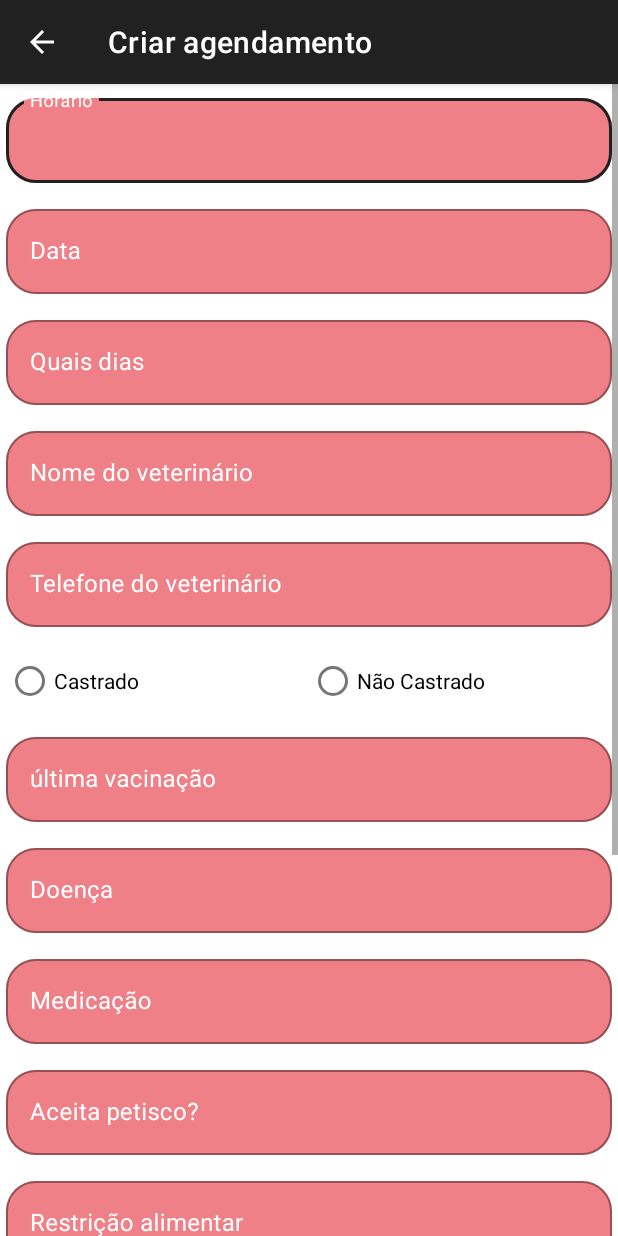
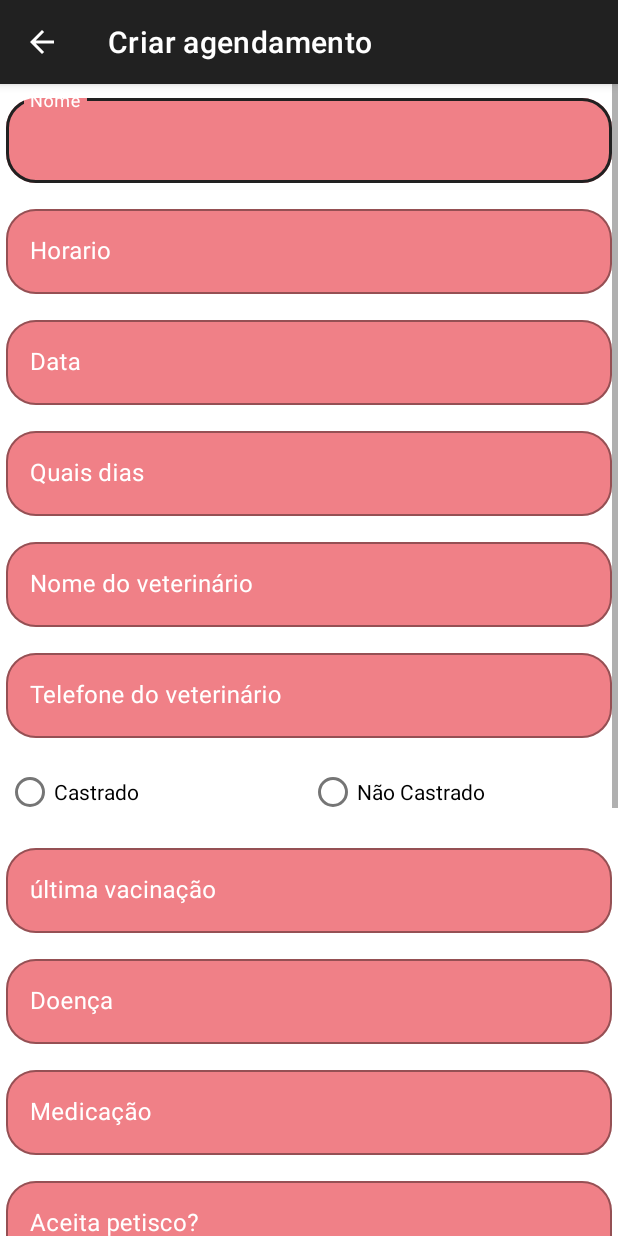
Before and after one commit to gustavodias24/NanaCatsitter, an Android app: the CriarAgendamentoActivity screen opened directly, with no data from a screen before it, on a phone screen of 412 x 824 dp. Run offline under Robolectric (Android 15) with nearby library versions, the phone set to English and light mode, and no system bars; our stand-ins replace Firebase (no records; nobody signed in at launch, a user with empty details on screens opened directly).

Commit message:
2 modificações

```diff
--- a/app/src/main/AndroidManifest.xml
+++ b/app/src/main/AndroidManifest.xml
@@ -15,10 +15,14 @@
         android:theme="@style/Theme.NanaCatsitter"
         tools:targetApi="31">
         <activity
-            android:name=".BannersActivity"
+            android:name=".AreaUsuairoActivity"
             android:exported="false"
             android:theme="@style/Theme.MaterialComponents.Light.DarkActionBar"
             />
+        <activity
+            android:name=".BannersActivity"
+            android:exported="false"
+            android:theme="@style/Theme.MaterialComponents.Light.DarkActionBar" />
         <activity
             android:name=".MoedasActivity"
             android:exported="false"
--- a/app/src/main/java/benicio/soluces/nanacatsitter/CarrinhoActivity.java
+++ b/app/src/main/java/benicio/soluces/nanacatsitter/CarrinhoActivity.java
@@ -118,7 +118,7 @@ public class CarrinhoActivity extends AppCompatActivity {
         if ( produtos.isEmpty()) {
             mainBinding.limpar.setVisibility(View.GONE);
         }
-        adapter = new AdapterProduto(produtos, getApplication(), false, this, true);
+        adapter = new AdapterProduto(produtos, getApplication(), false, this, true, false);
         r.setAdapter(adapter);
     }
 
--- a/app/src/main/java/benicio/soluces/nanacatsitter/CriarAgendamentoActivity.java
+++ b/app/src/main/java/benicio/soluces/nanacatsitter/CriarAgendamentoActivity.java
@@ -46,6 +46,10 @@ public class CriarAgendamentoActivity extends AppCompatActivity {
 
             agendamentoModel.setStatus(0);
             agendamentoModel.setIdUsuario(preferences.getString("idUsuario", ""));
+
+            agendamentoModel.setNomeUsuario(
+                    mainBinding.nomeField.getEditText().getText().toString()
+            );
 
             agendamentoModel.setHorario(
                     mainBinding.horarioField.getEditText().getText().toString()
--- a/app/src/main/java/benicio/soluces/nanacatsitter/LojaActivity.java
+++ b/app/src/main/java/benicio/soluces/nanacatsitter/LojaActivity.java
@@ -137,7 +137,7 @@ public class LojaActivity extends AppCompatActivity {
         recyclerProdutos.setLayoutManager(new LinearLayoutManager(getApplicationContext()));
         recyclerProdutos.setHasFixedSize(true);
         recyclerProdutos.addItemDecoration(new DividerItemDecoration(getApplicationContext(), DividerItemDecoration.VERTICAL));
-        adapterProduto = new AdapterProduto(produtos, getApplicationContext(), isAdm, this, false);
+        adapterProduto = new AdapterProduto(produtos, getApplicationContext(), isAdm, this, false, false);
         recyclerProdutos.setAdapter(adapterProduto);
 
     }
--- a/app/src/main/java/benicio/soluces/nanacatsitter/MainActivity.java
+++ b/app/src/main/java/benicio/soluces/nanacatsitter/MainActivity.java
@@ -72,7 +72,7 @@ public class MainActivity extends AppCompatActivity {
         if ( !preferences.getString("idUsuario", "").isEmpty()){
             Toast.makeText(this, "Bem-vindo de volta!", Toast.LENGTH_SHORT).show();
             finish();
-            startActivity(new Intent(getApplicationContext(), AreaPrincipalActivity.class));
+            startActivity(new Intent(getApplicationContext(), AreaUsuairoActivity.class));
         }
 
         mainBinding.esqueiSenha.setOnClickListener( view -> {
@@ -98,7 +98,7 @@ public class MainActivity extends AppCompatActivity {
                         finish();
                         editor.putString("idUsuario", idUsuario);
                         editor.apply();
-                        startActivity(new Intent(getApplicationContext(), AreaPrincipalActivity.class));
+                        startActivity(new Intent(getApplicationContext(), AreaUsuairoActivity.class));
                     }else{
                         Toast.makeText(MainActivity.this, "Senha inválida!", Toast.LENGTH_SHORT).show();
                     }
--- /dev/null
+++ b/app/src/main/res/drawable/baseline_filter_list_24.xml
@@ -0,0 +1,5 @@
+<vector android:height="24dp" android:tint="#FFFFFF"
+    android:viewportHeight="24" android:viewportWidth="24"
+    android:width="24dp" xmlns:android="http://schemas.android.com/apk/res/android">
+    <path android:fillColor="@android:color/white" android:pathData="M10,18h4v-2h-4v2zM3,6v2h18L21,6L3,6zM6,13h12v-2L6,11v2z"/>
+</vector>
--- a/app/src/main/res/layout/activity_criar_agendamento.xml
+++ b/app/src/main/res/layout/activity_criar_agendamento.xml
@@ -11,6 +11,35 @@
     android:layout_height="match_parent"
     tools:context=".CriarAgendamentoActivity">
 
+    <com.google.android.material.textfield.TextInputLayout
+        app:boxCornerRadiusBottomEnd="20dp"
+        app:boxCornerRadiusBottomStart="20dp"
+        app:boxCornerRadiusTopEnd="20dp"
+        app:boxCornerRadiusTopStart="20dp"
+        android:id="@+id/nome_field"
+        style="@style/Widget.MaterialComponents.TextInputLayout.OutlinedBox"
+        android:layout_width="match_parent"
+        android:layout_height="wrap_content"
+        android:layout_margin="4dp"
+        android:hint="Nome"
+        android:textColorHint="#FFFFFF"
+        app:hintTextColor="#FFFEFE"
+        app:passwordToggleEnabled="false"
+        app:placeholderTextColor="#000000"
+        app:startIconTint="#000000"
+        app:suffixTextColor="#000000">
+
+        <com.google.android.material.textfield.TextInputEditText
+
+            android:layout_width="match_parent"
+            android:layout_height="wrap_content"
+            android:layout_marginTop="8dp"
+            android:layout_marginBottom="4dp"
+            android:backgroundTint="#F08087"
+            android:backgroundTintMode="src_over"
+            android:inputType="text"
+            android:textColorHint="#FFFFFF" />
+    </com.google.android.material.textfield.TextInputLayout>
 
     <com.google.android.material.textfield.TextInputLayout
         app:boxCornerRadiusBottomEnd="20dp"
```
Also changed, not shown: app/src/main/java/benicio/soluces/nanacatsitter/AreaPrincipalActivity.java (+78 -3 lines), app/src/main/java/benicio/soluces/nanacatsitter/AreaUsuairoActivity.java (added, +136 -0 lines), app/src/main/java/benicio/soluces/nanacatsitter/adapter/AdapterProduto.java (+10 -1 lines), app/src/main/java/benicio/soluces/nanacatsitter/model/AgendamentoModel.java (+11 -2 lines), app/src/main/res/layout/activity_area_principal.xml (+10 -0 lines), app/src/main/res/layout/activity_area_usuairo.xml (added, +47 -0 lines).
